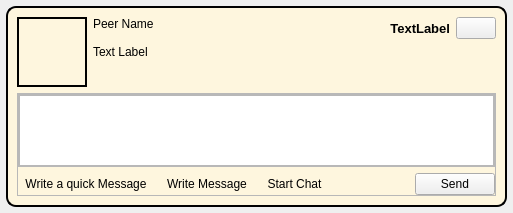
Old version of the form retroshare-gui/src/gui/feeds/ChatMsgItem.ui in the repository RetroShare/RetroShare.
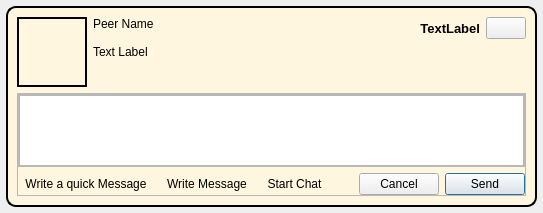
New version of the form. Icons and pictures are not drawn.

Commit message: Added Cancel Buttons for Chat and Peer feed Items, and disable the Send Buttons by default, added for PeerItem to check if TextEdit is empty or not too.

```diff
--- a/retroshare-gui/src/gui/feeds/ChatMsgItem.ui
+++ b/retroshare-gui/src/gui/feeds/ChatMsgItem.ui
@@ -6,7 +6,7 @@
    <rect>
     <x>0</x>
     <y>0</y>
-    <width>513</width>
+    <width>543</width>
     <height>213</height>
    </rect>
   </property>
@@ -193,7 +193,7 @@
          <property name="margin">
           <number>0</number>
          </property>
-         <item row="0" column="0" colspan="5">
+         <item row="0" column="0" colspan="6">
           <widget class="QFrame" name="messageframe">
            <property name="frameShape">
             <enum>QFrame::StyledPanel</enum>
@@ -306,10 +306,20 @@
            </property>
           </spacer>
          </item>
-         <item row="1" column="4">
+         <item row="1" column="5">
           <widget class="QPushButton" name="sendButton">
            <property name="text">
             <string>Send</string>
+           </property>
+           <property name="default">
+            <bool>true</bool>
+           </property>
+          </widget>
+         </item>
+         <item row="1" column="4">
+          <widget class="QPushButton" name="cancelButton">
+           <property name="text">
+            <string>Cancel</string>
            </property>
           </widget>
          </item>
```
The commit also changes 4 other files.
